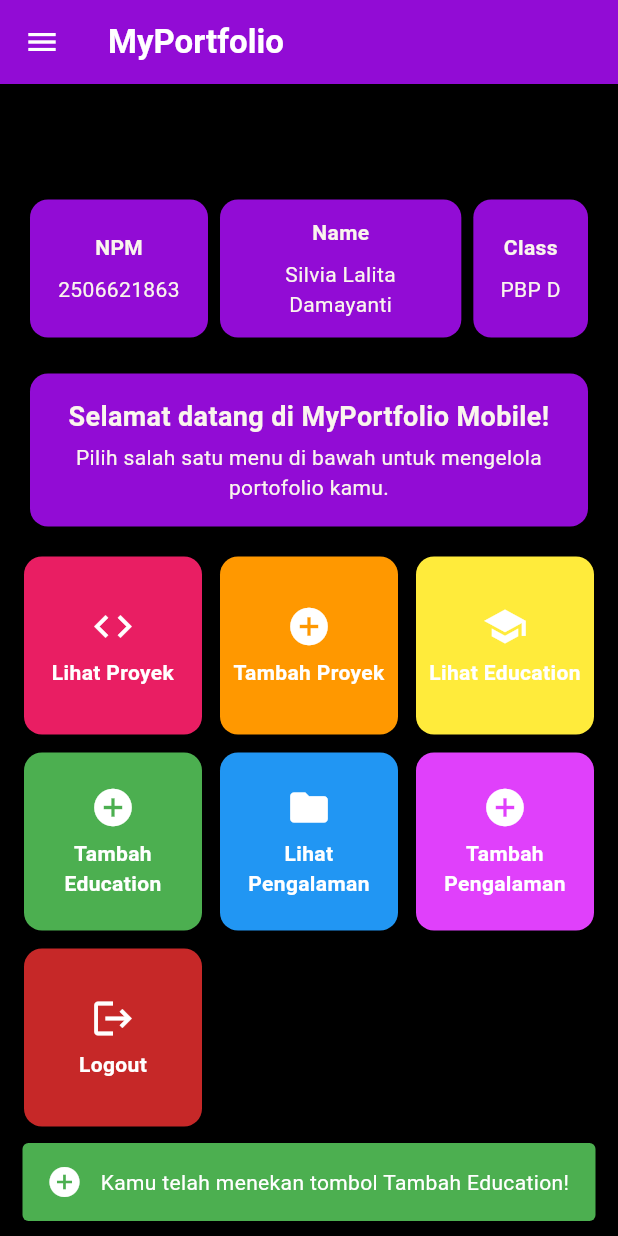
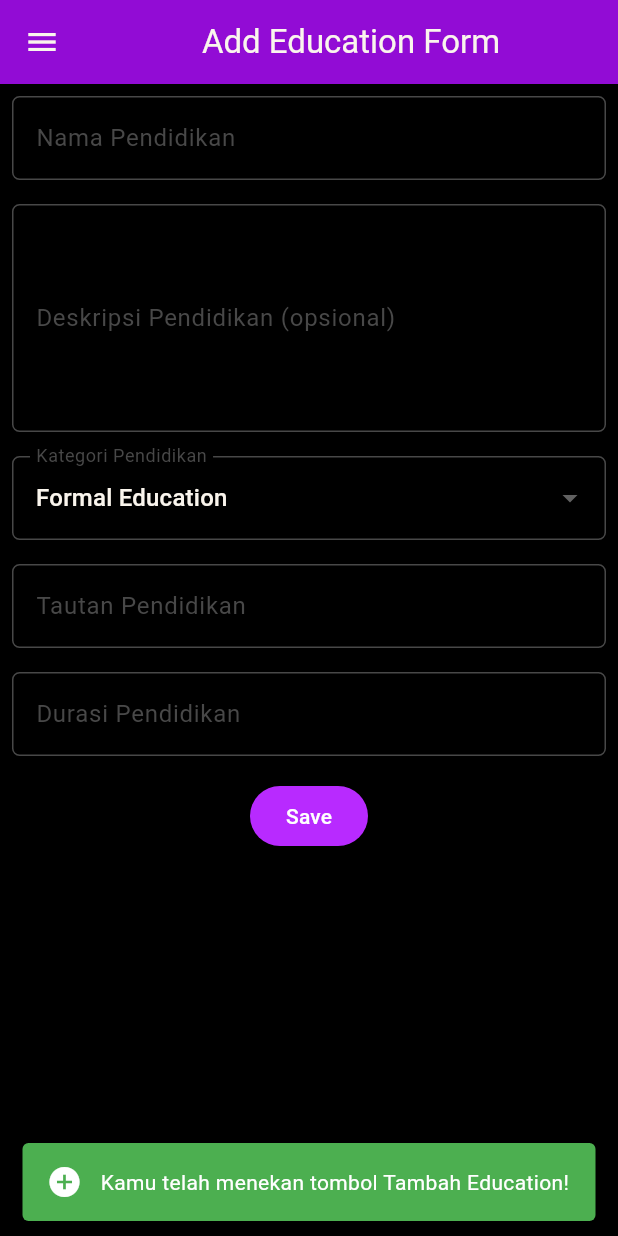
Before and after one commit to silvialalita/myportofolio_mobile, a Flutter app: the LeftDrawer widget shown alone on an empty page, opened directly, after a tap on "Home", after a tap on "Tambah Education", on a phone screen of 412 x 824 dp. Run offline on Flutter 3.47's test engine with Material 3 defaults, Android fonts, the phone set to English and light mode, and no system bars.

Commit message:
feat(education):add education form and navigation

```diff
--- /dev/null
+++ b/lib/screens/education_form.dart
@@ -0,0 +1,223 @@
+import 'package:flutter/material.dart';
+import 'package:myportofolio_mobile/widgets/left_drawer.dart';
+
+class EducationFormPage extends StatefulWidget {
+  const EducationFormPage({super.key});
+
+  @override
+  State<EducationFormPage> createState() => _EducationFormPageState();
+}
+
+class _EducationFormPageState extends State<EducationFormPage> {
+
+  final _formKey = GlobalKey<FormState>();
+  String _eduTitle = "";
+  String _description = "";
+  String _category = "Formal Education"; // default
+  String _eduLink = "";
+  String _duration = ""; // default
+
+  final List<String> _categories = [
+    'Formal Education',
+    'Educational Program',
+    'Certification',
+    'Course / Training',
+  ];
+
+  @override
+  Widget build(BuildContext context) {
+    return Scaffold(
+      appBar: AppBar(
+        title: const Center(
+          child: Text(
+            'Add Education Form',
+          ),
+        ),
+        backgroundColor: Theme.of(context).colorScheme.primary,
+        foregroundColor: Theme.of(context).colorScheme.onPrimary,
+      ),
+
+      drawer: const LeftDrawer(),
+
+      body: Form(
+        key: _formKey,
+        child: SingleChildScrollView(
+          child: Column(
+            crossAxisAlignment: CrossAxisAlignment.start,
+            children: [
+              // === Education Title ===
+              Padding(
+                padding: const EdgeInsets.all(8.0),
+                child: TextFormField(
+                  decoration: InputDecoration(
+                    hintText: "Nama Pendidikan",
+                    labelText: "Nama Pendidikan",
+                    border: OutlineInputBorder(
+                      borderRadius: BorderRadius.circular(5.0),
+                    ),
+                  ),
+                  onChanged: (String? value) {
+                    setState(() {
+                      _eduTitle = value!;
+                    });
+                  },
+                  validator: (String? value) {
+                    if (value == null || value.trim().isEmpty) {
+                      return "Nama pendidikan tidak boleh kosong!";
+                    }
+                    return null;
+                  },
+                ),
+              ),
+
+              // === Description ===
+              Padding(
+                padding: const EdgeInsets.all(8.0),
+                child: TextFormField(
+                  maxLines: 5,
+                  decoration: InputDecoration(
+                    hintText: "Deskripsi Pendidikan",
+                    labelText: "Deskripsi Pendidikan (opsional)",
+                    border: OutlineInputBorder(
+                      borderRadius: BorderRadius.circular(5.0),
+                    ),
+                  ),
+                  onChanged: (String? value) {
+                    setState(() {
+                      _description = value!;
+                    });
+                  },
+
+                ),
+              ),
+
+              // === Category ===
+              Padding(
+                padding: const EdgeInsets.all(8.0),
+                child: DropdownButtonFormField<String>(
+                  decoration: InputDecoration(
+                    labelText: "Kategori Pendidikan",
+                    border: OutlineInputBorder(
+                      borderRadius: BorderRadius.circular(5.0),
+
+                    ),
+                  ),
+                  initialValue: _category,
+                  items: _categories
+                      .map((category) => DropdownMenuItem(
+                            value: category,
+                            child: Text(category),
+                          ))
+                      .toList(),
+                  onChanged: (String? newValue) {
+                    setState(() {
+                      _category = newValue!;
+                    });
+                  },
+                ),
+              ),
+
+              // === Education Link ===
+              Padding(
+                padding: const EdgeInsets.all(8.0),
+                child: TextFormField(
+                  decoration: InputDecoration(
+                    hintText: "URL Pendidikan (opsional)",
+                    labelText: "Tautan Pendidikan",
+                    border: OutlineInputBorder(
+                      borderRadius: BorderRadius.circular(5.0),
+                    ),
+                  ),
+                  onChanged: (String? value) {
+                    setState(() {
+                      _eduLink = value!;
+                    });
+                  },
+                ),
+              ),
+
+              // === Duration ===
+              Padding(
+                padding: const EdgeInsets.all(8.0),
+                child: TextFormField(
+                  decoration: InputDecoration(
+                    hintText: "2021 - 2025",
+                    labelText: "Durasi Pendidikan",
+                    border: OutlineInputBorder(
+                      borderRadius: BorderRadius.circular(5.0),
+                    ),
+                  ),
+                  onChanged: (String? value) {
+                    setState(() {
+                      _duration = value!;
+                    });
+                  },
+                  validator: (String? value) {
+                    if (value == null || value.trim().isEmpty) {
+                      return "Durasi pendidikan tidak boleh kosong!";
+                    }
+                    return null;
+                  },
+                ),
+              ),
+
+              // === Tombol Simpan ===
+              Align(
+                alignment: Alignment.bottomCenter,
+                child: Padding(
+                  padding: const EdgeInsets.all(8.0),
+                  child: ElevatedButton(
+                    style: ButtonStyle(
+                      backgroundColor:
+                          WidgetStateProperty.all(Theme.of(context).colorScheme.secondary),
+                    ),
+                    onPressed: () {
+                      if (_formKey.currentState!.validate()) {
+                        showDialog(
+                          context: context,
+                          builder: (context) {
+                            return AlertDialog(
+                              backgroundColor: Theme.of(context).colorScheme.primary,
+                              title: const Text('Pendidikan berhasil ditambahkan!', style: TextStyle(fontWeight: FontWeight.bold),),
+                              content: SingleChildScrollView(
+                                child: Column(
+                                  crossAxisAlignment: CrossAxisAlignment.start,
+                                  children: [
+                                    Text('Nama Institusi Pendidikan: $_eduTitle'),
+                                    Text('Deskripsi: $_description'),
+                                    Text('Kategori: $_category'),
+                                    Text('Durasi: $_duration'),
+                                    Text('Tautan: $_eduLink'),
+                                  ],
+                                ),
+                              ),
+                              actions: [
+                                TextButton(
+                                  child: const Text('OK', style: TextStyle(color: Colors.white, fontWeight: FontWeight.bold),),
+                                  onPressed: () {
+                                    Navigator.pop(context);
+                                    _formKey.currentState!.reset();
+                                  },
+                                ),
+                              ],
+                            );
+                          },
+                        );
+                      }
+
+                    },
+                    child: const Text(
+                      "Save",
+                      style: TextStyle(color: Colors.white),
+                    ),
+                  ),
+                ),
+              ),
+
+            ],
+          ),
+        ),
+      ),
+    );
+  }
+}
--- a/lib/widgets/left_drawer.dart
+++ b/lib/widgets/left_drawer.dart
@@ -2,6 +2,7 @@ import 'package:flutter/material.dart';
 import 'package:myportofolio_mobile/screens/menu.dart';
 import 'package:myportofolio_mobile/screens/project_form.dart';
 import 'package:myportofolio_mobile/screens/experience_form.dart';
+import 'package:myportofolio_mobile/screens/education_form.dart';
 
 class LeftDrawer extends StatelessWidget {
   const LeftDrawer({super.key});
@@ -88,6 +89,23 @@ class LeftDrawer extends StatelessWidget {
 
             },
           ),
+
+          ListTile(
+            leading: Icon(Icons.add_circle_outline),
+            title: const Text('Add Education'),
+            textColor: Theme.of(context).colorScheme.surface,
+            iconColor: Theme.of(context).colorScheme.surface,
+
+            // Navigasi ke halaman tambah pendidikan
+            onTap: () {
+              Navigator.pushReplacement(
+                context,
+                MaterialPageRoute(
+                  builder: (context) => const EducationFormPage(),
+                ),
+              );
+            },
+          ),
         ],
       ),
     );
--- a/lib/widgets/project_card.dart
+++ b/lib/widgets/project_card.dart
@@ -2,6 +2,7 @@ import 'package:flutter/material.dart';
 import 'package:myportofolio_mobile/screens/project_form.dart';
 import 'package:myportofolio_mobile/screens/menu.dart';
 import 'package:myportofolio_mobile/screens/experience_form.dart';
+import 'package:myportofolio_mobile/screens/education_form.dart';
 
 /// Tombol aksi berbentuk kartu berwarna.
 ///
@@ -71,6 +72,13 @@ class ItemCard extends StatelessWidget {
               MaterialPageRoute(builder: (context) => const ExperienceFormPage()),
             );
           }
+
+          if (item.name == "Tambah Education") {
+            Navigator.push(
+              context,
+              MaterialPageRoute(builder: (context) => const EducationFormPage()),
+            );
+          }
         },
         child: Padding(
           padding: const EdgeInsets.all(8),
```
